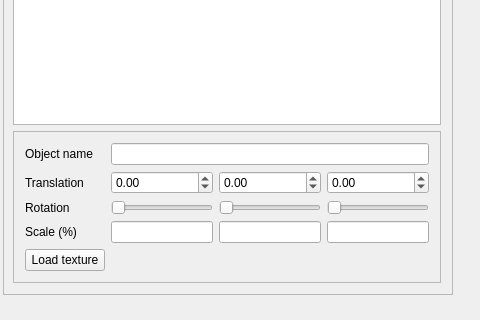
xaqq/scene-editor, file Infographie-TP1/mainwindow.ui: the form before one commit; both pictures show x 0 to 480 and y 229 to 549 of the 827 by 549 pixel window.
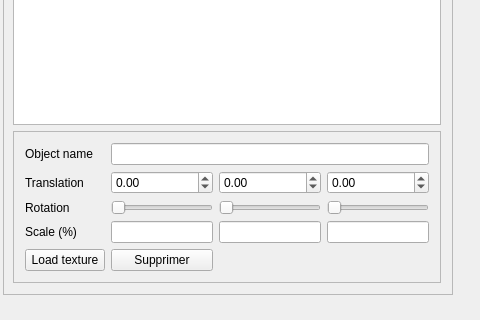
The form after the commit. Custom widgets are drawn as their Qt base class.

```diff
--- a/Infographie-TP1/mainwindow.ui
+++ b/Infographie-TP1/mainwindow.ui
@@ -262,6 +262,13 @@
                </property>
               </widget>
              </item>
+             <item row="6" column="1">
+              <widget class="QPushButton" name="pushButton">
+               <property name="text">
+                <string>Supprimer</string>
+               </property>
+              </widget>
+             </item>
             </layout>
            </widget>
           </item>
```
Left out of the diff: 2 changed lines with no effect on the pictures.
